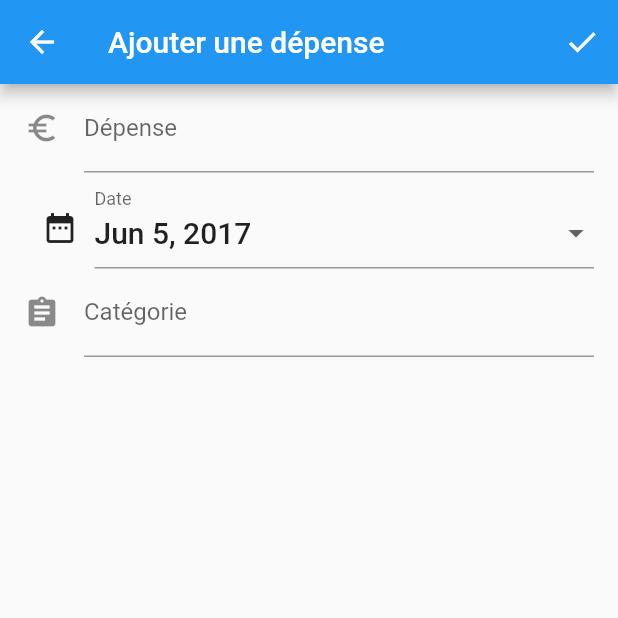
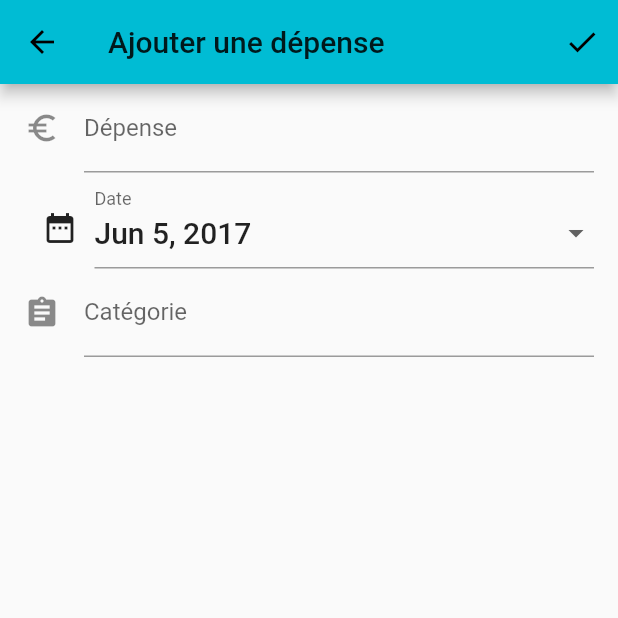
Before and after one commit to arno06/expenses, a Flutter app: the screen it shows after launch, after a tap on the "add" icon, on a phone screen of 412 x 824 dp, the top half of it. Run offline on Flutter 3.47's test engine with Material 2 defaults, Android fonts, the light colour scheme and no system bars; missing offline and left inert: observable; statements that could not run were skipped.

Commit message:
Icones + implémentation du pattern Observer

```diff
--- /dev/null
+++ b/lib/data/expense.dart
@@ -0,0 +1,7 @@
+class Expense{
+  Expense(this.value, this.date, this.categories);
+
+  double value;
+  DateTime date;
+  String categories;
+}
--- /dev/null
+++ b/lib/data/settings.dart
@@ -0,0 +1,20 @@
+import 'expense.dart';
+import 'package:observable/observable.dart';
+
+class Settings extends Object with ChangeNotifier{
+  int salary = 2897;
+  DateTime startDate = new DateTime(2017, 5, 27);
+  DateTime endDate = new DateTime(2017, 6, 27);
+  List<Expense> expenses = <Expense>[
+    new Expense(9.50, new DateTime(2017, 5, 28), "manger/pro/subway"),
+    new Expense(9.50, new DateTime(2017, 5, 29), "manger/pro/subway"),
+    new Expense(9.50, new DateTime(2017, 5, 30), "manger/pro/subway")
+  ];
+
+  Expense addExpense(double pValue, DateTime pDate, String pCategories){
+    Expense exp = new Expense(pValue, pDate, pCategories);
+    this.expenses.add(exp);
+    notifyChange(const ChangeRecord());
+    return exp;
+  }
+}
--- a/lib/main.dart
+++ b/lib/main.dart
@@ -1,6 +1,7 @@
 
 import 'package:flutter/material.dart';
 
+import 'package:expenses/data/settings.dart';
 import 'package:expenses/widgets/ExpenseFormWidget.dart';
 import 'package:expenses/widgets/HomeWidget.dart';
 
@@ -9,6 +10,9 @@ void main() {
 }
 
 class MyApp extends StatelessWidget {
+
+  Settings settings = new Settings();
+
   // This widget is the root of your application.
   @override
   Widget build(BuildContext context) {
@@ -16,11 +20,11 @@ class MyApp extends StatelessWidget {
       debugShowCheckedModeBanner: false,
       title: 'Expenses',
       theme: new ThemeData(
-        primarySwatch: Colors.blue,
+        primarySwatch: Colors.cyan,
       ),
       routes: <String, WidgetBuilder>{
-        '/':  (BuildContext context) => new HomeWidget(),
-        '/add':  (BuildContext context) => new ExpenseFormWidget(),
+        '/':  (BuildContext context) => new HomeWidget(settings:this.settings),
+        '/add':  (BuildContext context) => new ExpenseFormWidget(settings:this.settings),
       }
     );
   }
--- a/lib/widgets/ExpenseFormWidget.dart
+++ b/lib/widgets/ExpenseFormWidget.dart
@@ -5,21 +5,26 @@ import 'package:flutter/services.dart';
 import 'dart:async';
 import 'package:intl/intl.dart';
 
+import 'HomeWidget.dart';
+import 'package:expenses/data/expense.dart';
+import 'package:expenses/data/settings.dart';
+
+
 class ExpenseFormWidget extends StatefulWidget{
-  const ExpenseFormWidget({Key key}):super(key:key);
+  const ExpenseFormWidget({Key key, this.settings}):super(key:key);
+
+  final Settings settings;
 
   @override
-  ExpenseFormState createState() => new ExpenseFormState();
-}
-
-class Expense
-{
-  double value = 0.0;
-  String categories = "";
-  DateTime date;
+  ExpenseFormState createState() => new ExpenseFormState(this.settings);
 }
 
 class ExpenseFormState extends State<ExpenseFormWidget>{
+
+  ExpenseFormState(Settings this.settings);
+
+  final Settings settings;
+
   final GlobalKey<ScaffoldState> _scaffoldKey = new GlobalKey<ScaffoldState>();
 
   final GlobalKey<FormState> _formKey = new GlobalKey<FormState>();
@@ -47,33 +52,8 @@ class ExpenseFormState extends State<ExpenseFormWidget>{
     final FormState form = _formKey.currentState;
 
     if(form.validate()){
-      var formatter = new DateFormat("yyyy-MM-dd");
-      String url = 'https://api.arnaud-nicolas.fr/expenses/';
-      var client = createHttpClient();
-      var response  = await client.post(url, body:{"data":'[{"value_expense":'+_value.toString()+', "categories_expense":"'+_categories+'", "date_expense":"'+formatter.format(_selectedDate)+'"}]'});
-
-      var b = JSON.decode(response.body);
-
-      var icon;
-      var message;
-      if(b.containsKey("response")){
-        Navigator.pop(this.context);
-      }
-      else{
-        icon = Icons.sentiment_neutral;
-        message = "Une erreur est apparue lors de l'enregistrement.";
-
-        _scaffoldKey.currentState.showSnackBar(new SnackBar(
-            content: new Row(
-                children: <Widget>[
-                  new Icon(icon),
-                  new Text(message)
-                ]
-            ),
-            backgroundColor: Colors.red
-        ));
-      }
-
+      settings.addExpense(_value, _selectedDate, _categories);
+      Navigator.pop(this.context);
     }
   }
 
--- a/lib/widgets/HomeWidget.dart
+++ b/lib/widgets/HomeWidget.dart
@@ -1,21 +1,34 @@
 import 'dart:math';
 
+import 'package:observable/observable.dart';
 import 'package:flutter/material.dart';
 import 'package:expenses/utils/geom.dart';
 import 'dart:ui' show lerpDouble;
 
+import 'package:expenses/data/settings.dart';
+import 'package:expenses/data/expense.dart';
+
 class HomeWidget extends StatefulWidget{
-  const HomeWidget({Key key}):super(key:key);
+  const HomeWidget({Key key, this.settings}):super(key:key);
+
+  final Settings settings;
 
   @override
-  HomeState createState() => new HomeState();
+  HomeState createState() => new HomeState(this.settings);
 }
 
 class HomeState extends State<HomeWidget> with TickerProviderStateMixin{
+  HomeState(this.settings){
+    this.settings.changes.listen((List<ChangeRecord> pChanges){
+      refreshValues();
+    });
+  }
 
-  int expenses = 0;
-  int days = 0;
-  int salary = 0;
+  final Settings settings;
+
+  int expensesCount = 0;
+  int daysLeft = 0;
+  int displaySalary = 0;
 
   double value = 0.0;
   AnimationController animation;
@@ -23,13 +36,21 @@ class HomeState extends State<HomeWidget> with TickerProviderStateMixin{
   @override
   void initState(){
     super.initState();
+    this.refreshValues();
+  }
+
+  void refreshValues(){
+    DateTime today = new DateTime.now();
+    int daysLeft = settings.endDate.difference(today).inDays;
     animation = new AnimationController(vsync: this, duration:const Duration(milliseconds:5000));
+    double total = settings.expenses.fold(0.0, (double value, Expense element)=>value+element.value);
+    int currentPercentage = ((total / settings.salary) * 100).round();
     animation.addListener((){
       setState((){
-        this.value = lerpDouble(this.value, 75.0, animation.value);
-        this.expenses = lerpDouble(this.expenses.toDouble(), 200, animation.value).round();
-        this.days = lerpDouble(this.days.toDouble(), 19, animation.value).round();
-        this.salary = lerpDouble(this.salary.toDouble(), 2897, animation.value).round();
+        this.value = lerpDouble(this.value, currentPercentage, animation.value);
+        this.expensesCount = lerpDouble(this.expensesCount.toDouble(), settings.expenses.length, animation.value).round();
+        this.daysLeft = lerpDouble(this.daysLeft.toDouble(), daysLeft, animation.value).round();
+        this.displaySalary = lerpDouble(this.displaySalary.toDouble(), settings.salary, animation.value).round();
       });
     });
     animation.forward();
@@ -50,8 +71,26 @@ class HomeState extends State<HomeWidget> with TickerProviderStateMixin{
           new Container(
             padding:const EdgeInsets.only(top:60.0),
             decoration: new BoxDecoration(color: const Color(0xFF006978)),
-            child:new Center(
-              child: new PieChart(value:this.value)
+            child:new Stack(
+              children: <Widget>[
+                new Container(
+                  child:new Center(
+                    child: new PieChart(value:this.value)
+                  )
+                ),
+                new Container(
+                  padding: const EdgeInsets.only(top:70.0),
+                  child: new Center(
+                    child: new Text(this.value.round().toString()+"%",
+                        style: new TextStyle(
+                            fontSize: 45.0,
+                            color: Colors.white,
+                            fontWeight: FontWeight.bold
+                        )
+                    )
+                  )
+                )
+              ]
             )
           ),
           new Container(
@@ -60,9 +99,9 @@ class HomeState extends State<HomeWidget> with TickerProviderStateMixin{
               new Row(
                 mainAxisAlignment: MainAxisAlignment.spaceEvenly,
                 children: <Widget>[
-                  new IndicatorWidget(count:this.expenses, label:"Dépenses enregistrées"),
-                  new IndicatorWidget(count:this.days, label:"Jours restants"),
-                  new IndicatorWidget(count:this.salary, label:"€ de salaire")
+                  new IndicatorWidget(count:this.expensesCount, label:"Dépenses enregistrées"),
+                  new IndicatorWidget(count:this.daysLeft, label:"Jours restants"),
+                  new IndicatorWidget(count:this.displaySalary, label:"€ de salaire")
               ]
             )
           )
@@ -72,10 +111,6 @@ class HomeState extends State<HomeWidget> with TickerProviderStateMixin{
         Navigator.pushNamed(context, '/add');
       })
     );
-  }
-
-  void _displayAddForm(){
-    print("bouboup");
   }
 }
 
--- a/pubspec.yaml
+++ b/pubspec.yaml
@@ -5,6 +5,7 @@ dependencies:
   http: '>=0.11.3+12'
   flutter:
     sdk: flutter
+  observe: any
 
 # For information on the generic Dart part of this file, see the
 # following page: https://www.dartlang.org/tools/pub/pubspec
```
Also changed, not shown: 5 other files.
